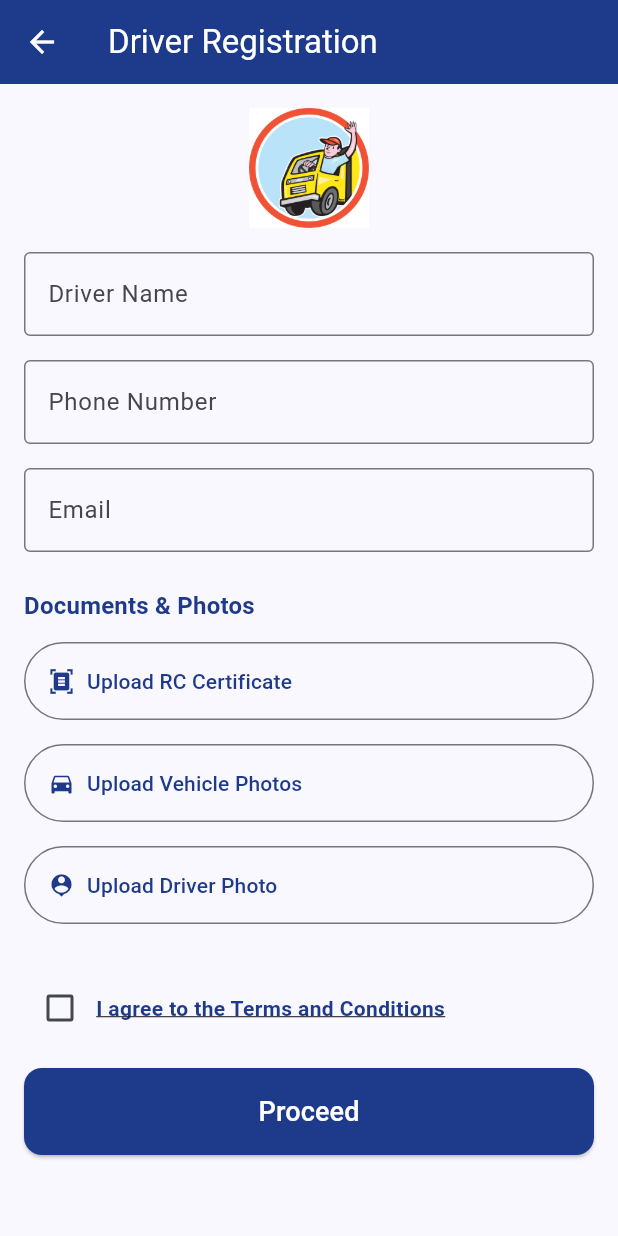
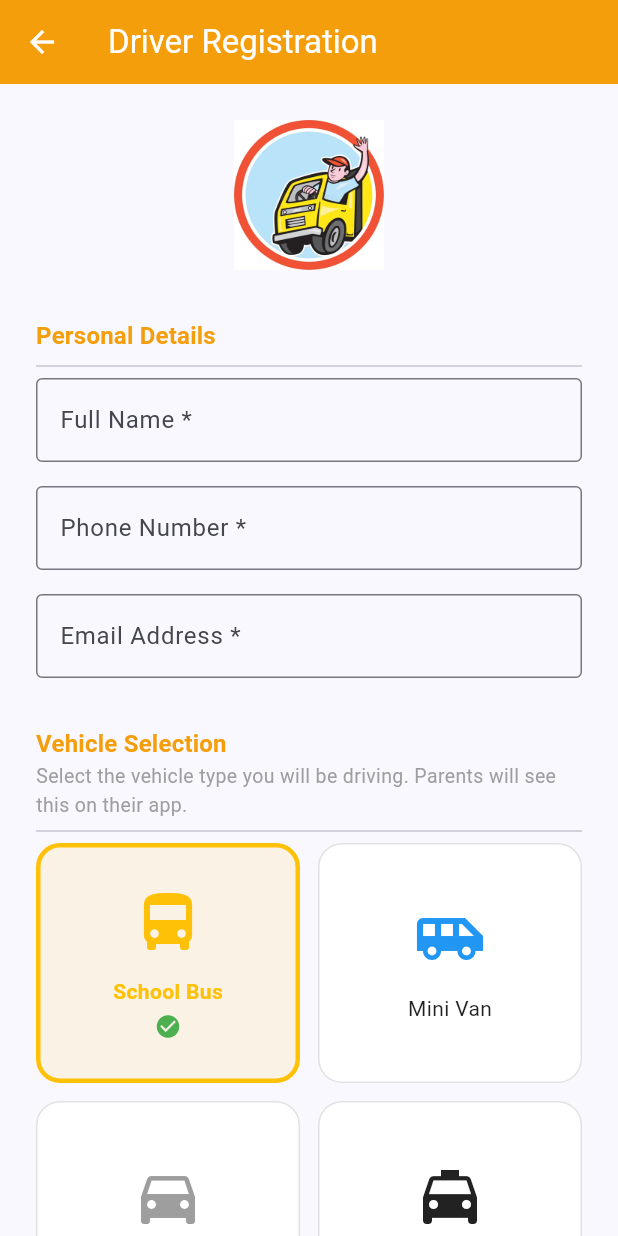
Before and after one commit to Arshad-o/KiddoCab, a Flutter app: the DriverRegisterScreen screen opened directly, on a phone screen of 412 x 824 dp. Run offline on Flutter 3.47's test engine with Material 3 defaults, Android fonts, the phone set to English and light mode, and no system bars; our stand-ins replace flutter_local_notifications, geolocator, google_maps_flutter, image_picker, supabase_flutter; missing offline and left inert: flutter_jailbreak_detection; accounts and stored records are empty.

Commit message:
Feature: Add visual vehicle type selection to driver registration

```diff
--- a/lib/screens/driver/driver_register_screen.dart
+++ b/lib/screens/driver/driver_register_screen.dart
@@ -2,7 +2,6 @@ import 'package:flutter/material.dart';
 import '../auth/otp_screen.dart';
 import '../driver_dashboard.dart';
 import '../terms_and_conditions_screen.dart';
-
 import '../../services/auth_service.dart';
 
 class DriverRegisterScreen extends StatefulWidget {
@@ -20,15 +19,23 @@ class _DriverRegisterScreenState extends State<DriverRegisterScreen> {
   final _emailController = TextEditingController();
 
   bool _acceptedTerms = false;
+  bool _isLoading = false;
+
+  String _selectedVehicle = 'School Bus';
+
+  final List<Map<String, dynamic>> _vehicleTypes = [
+    {'name': 'School Bus', 'icon': Icons.directions_bus, 'color': Colors.amber},
+    {'name': 'Mini Van', 'icon': Icons.airport_shuttle, 'color': Colors.blue},
+    {'name': 'SUV', 'icon': Icons.directions_car, 'color': Colors.grey},
+    {'name': 'Sedan', 'icon': Icons.local_taxi, 'color': Colors.black87},
+  ];
 
   Future<void> _proceed() async {
-    if (!_formKey.currentState!.validate()) {
-      return;
-    }
+    if (!_formKey.currentState!.validate()) return;
 
     if (!_acceptedTerms) {
       ScaffoldMessenger.of(context).showSnackBar(
-        const SnackBar(content: Text('Please accept the Terms and Conditions')),
+        const SnackBar(content: Text('Please accept the Terms and Conditions', style: TextStyle(color: Colors.white)), backgroundColor: Colors.red),
       );
       return;
     }
@@ -36,21 +43,27 @@ class _DriverRegisterScreenState extends State<DriverRegisterScreen> {
     final email = _emailController.text.trim();
     final phone = _phoneController.text.trim();
 
+    setState(() => _isLoading = true);
+
     if ((await AuthService.checkUserExists(email)) || (await AuthService.checkUserExists(phone))) {
+      setState(() => _isLoading = false);
+      if (mounted) {
         ScaffoldMessenger.of(context).showSnackBar(
-        const SnackBar(content: Text('User already exists with this email or phone number!')),
+          const SnackBar(content: Text('User already exists with this email or phone number!'), backgroundColor: Colors.red),
         );
+      }
       return;
     }
 
-
-
+    if (mounted) {
       ScaffoldMessenger.of(context).showSnackBar(
         const SnackBar(content: Text('Sending OTP...')),
       );
+    }
 
     final success = await AuthService.sendOtp(email);
 
+    setState(() => _isLoading = false);
     if (!mounted) return;
 
     if (success) {
@@ -59,9 +72,14 @@ class _DriverRegisterScreenState extends State<DriverRegisterScreen> {
         MaterialPageRoute(
           builder: (_) => OtpScreen(
             email: email,
-            // expectedOtp removed
             onSuccess: () {
-              AuthService.registerUser(email, phone, 'driver');
+              // Pass the selected vehicle type to the backend
+              AuthService.registerUser(
+                email,
+                phone,
+                'driver',
+                vehicleType: _selectedVehicle,
+              );
               Navigator.pushAndRemoveUntil(
                 context,
                 MaterialPageRoute(builder: (_) => const DriverDashboard()),
@@ -73,141 +91,154 @@ class _DriverRegisterScreenState extends State<DriverRegisterScreen> {
       );
     } else {
       ScaffoldMessenger.of(context).showSnackBar(
-        const SnackBar(content: Text('Failed to send OTP. Please check your email or try again.')),
+        const SnackBar(content: Text('Failed to send OTP. Please check your email.'), backgroundColor: Colors.red),
       );
     }
-  }
-
-  Widget _buildUploadButton(String label, IconData icon) {
-    return Padding(
-      padding: const EdgeInsets.only(bottom: 16.0),
-      child: OutlinedButton.icon(
-        onPressed: () {
-          ScaffoldMessenger.of(context).showSnackBar(
-            SnackBar(content: Text('Upload $label dialog opening...')),
-          );
-        },
-        icon: Icon(icon),
-        label: Text('Upload $label'),
-        style: OutlinedButton.styleFrom(
-          padding: const EdgeInsets.all(16),
-          alignment: Alignment.centerLeft,
-        ),
-      ),
-    );
   }
 
   @override
   Widget build(BuildContext context) {
     final theme = Theme.of(context);
+
     return Scaffold(
       appBar: AppBar(
         title: const Text('Driver Registration'),
-        backgroundColor: theme.colorScheme.primary,
+        backgroundColor: theme.colorScheme.secondary,
         foregroundColor: Colors.white,
       ),
-      body: SingleChildScrollView(
-        padding: const EdgeInsets.all(16.0),
+      body: _isLoading
+          ? const Center(child: CircularProgressIndicator())
+          : SingleChildScrollView(
+        padding: const EdgeInsets.all(24.0),
         child: Form(
           key: _formKey,
+          autovalidateMode: AutovalidateMode.onUserInteraction,
           child: Column(
             crossAxisAlignment: CrossAxisAlignment.stretch,
             children: [
               Center(
                 child: Image.asset(
                   'assets/images/driverimg.webp',
-                  height: 80,
+                  height: 100,
+                  errorBuilder: (context, error, stackTrace) => const Icon(Icons.drive_eta, size: 80, color: Colors.amber),
                 ),
               ),
-              const SizedBox(height: 16),
+              const SizedBox(height: 32),
+
+              Text('Personal Details', style: theme.textTheme.titleMedium?.copyWith(fontWeight: FontWeight.bold, color: theme.colorScheme.secondary)),
+              const Divider(),
               TextFormField(
                 controller: _nameController,
-                decoration: const InputDecoration(
-                  labelText: 'Driver Name',
-                  border: OutlineInputBorder(),
-                ),
-                validator: (value) => value == null || value.isEmpty ? 'Please enter your name' : null,
+                decoration: const InputDecoration(labelText: 'Full Name *', border: OutlineInputBorder()),
+                validator: (value) => value == null || value.isEmpty ? 'Required' : null,
               ),
               const SizedBox(height: 16),
               TextFormField(
                 controller: _phoneController,
-                decoration: const InputDecoration(
-                  labelText: 'Phone Number',
-                  border: OutlineInputBorder(),
-                ),
+                decoration: const InputDecoration(labelText: 'Phone Number *', border: OutlineInputBorder()),
                 keyboardType: TextInputType.phone,
-                validator: (value) => value == null || value.isEmpty ? 'Please enter your phone number' : null,
+                validator: (value) => value == null || value.isEmpty ? 'Required' : null,
               ),
               const SizedBox(height: 16),
               TextFormField(
                 controller: _emailController,
-                decoration: const InputDecoration(
-                  labelText: 'Email',
-                  border: OutlineInputBorder(),
-                ),
+                decoration: const InputDecoration(labelText: 'Email Address *', border: OutlineInputBorder()),
                 keyboardType: TextInputType.emailAddress,
                 validator: (value) {
-                  if (value == null || value.isEmpty) return 'Please enter your email';
-                  if (!value.contains('@')) return 'Please enter a valid email';
+                  if (value == null || value.isEmpty) return 'Required';
+                  if (!value.contains('@')) return 'Invalid email';
                   return null;
                 },
               ),
-              const SizedBox(height: 24),
-              Text(
-                'Documents & Photos',
-                style: theme.textTheme.titleMedium?.copyWith(
-                  color: theme.colorScheme.primary,
-                  fontWeight: FontWeight.bold,
+              const SizedBox(height: 32),
+
+              Text('Vehicle Selection', style: theme.textTheme.titleMedium?.copyWith(fontWeight: FontWeight.bold, color: theme.colorScheme.secondary)),
+              const Text('Select the vehicle type you will be driving. Parents will see this on their app.', style: TextStyle(color: Colors.grey, fontSize: 13)),
+              const Divider(),
+
+              GridView.builder(
+                shrinkWrap: true,
+                physics: const NeverScrollableScrollPhysics(),
+                gridDelegate: const SliverGridDelegateWithFixedCrossAxisCount(
+                  crossAxisCount: 2,
+                  crossAxisSpacing: 12,
+                  mainAxisSpacing: 12,
+                  childAspectRatio: 1.1,
+                ),
+                itemCount: _vehicleTypes.length,
+                itemBuilder: (context, index) {
+                  final vehicle = _vehicleTypes[index];
+                  final isSelected = _selectedVehicle == vehicle['name'];
+
+                  return GestureDetector(
+                    onTap: () {
+                      setState(() {
+                        _selectedVehicle = vehicle['name'];
+                      });
+                    },
+                    child: Container(
+                      decoration: BoxDecoration(
+                        color: isSelected ? vehicle['color'].withOpacity(0.1) : Colors.white,
+                        borderRadius: BorderRadius.circular(16),
+                        border: Border.all(
+                          color: isSelected ? vehicle['color'] : Colors.grey.withOpacity(0.3),
+                          width: isSelected ? 3 : 1,
                         ),
                       ),
+                      child: Column(
+                        mainAxisAlignment: MainAxisAlignment.center,
+                        children: [
+                          Icon(vehicle['icon'], size: 48, color: vehicle['color']),
                           const SizedBox(height: 12),
-              _buildUploadButton('RC Certificate', Icons.document_scanner),
-              _buildUploadButton('Vehicle Photos', Icons.directions_car),
-              _buildUploadButton('Driver Photo', Icons.person_pin),
-              const SizedBox(height: 16),
+                          Text(
+                            vehicle['name'],
+                            style: TextStyle(
+                              fontWeight: isSelected ? FontWeight.bold : FontWeight.normal,
+                              color: isSelected ? vehicle['color'] : Colors.black87,
+                            ),
+                          ),
+                          if (isSelected)
+                            const Padding(
+                              padding: EdgeInsets.only(top: 4.0),
+                              child: Icon(Icons.check_circle, color: Colors.green, size: 18),
+                            )
+                        ],
+                      ),
+                    ),
+                  );
+                },
+              ),
+
+              const SizedBox(height: 32),
               Row(
                 children: [
                   Checkbox(
                     value: _acceptedTerms,
-                    onChanged: (val) {
-                      setState(() {
-                        _acceptedTerms = val ?? false;
-                      });
-                    },
+                    onChanged: (val) => setState(() => _acceptedTerms = val ?? false),
+                    activeColor: theme.colorScheme.secondary,
                   ),
                   Expanded(
                     child: GestureDetector(
                       onTap: () {
-                        Navigator.push(
-                          context,
-                          MaterialPageRoute(builder: (_) => const TermsAndConditionsScreen()),
-                        );
+                        Navigator.push(context, MaterialPageRoute(builder: (_) => const TermsAndConditionsScreen()));
                       },
-                      child: Text(
-                        'I agree to the Terms and Conditions',
-                        style: TextStyle(
-                          color: theme.colorScheme.primary,
-                          decoration: TextDecoration.underline,
-                          fontWeight: FontWeight.bold,
+                      child: const Text('I accept the Terms and Conditions', style: TextStyle(decoration: TextDecoration.underline, color: Colors.blue)),
                     ),
-                      ),
-                    ),
-                  ),
+                  )
                 ],
               ),
-              const SizedBox(height: 16),
+              const SizedBox(height: 24),
               ElevatedButton(
                 onPressed: _proceed,
                 style: ElevatedButton.styleFrom(
-                  backgroundColor: theme.colorScheme.primary,
+                  backgroundColor: theme.colorScheme.secondary,
                   foregroundColor: Colors.white,
                   padding: const EdgeInsets.symmetric(vertical: 16),
-                  shape: RoundedRectangleBorder(
-                    borderRadius: BorderRadius.circular(12),
+                  shape: RoundedRectangleBorder(borderRadius: BorderRadius.circular(12)),
                 ),
+                child: const Text('Register & Verify', style: TextStyle(fontSize: 18)),
               ),
-                child: const Text('Proceed', style: TextStyle(fontSize: 18)),
-              ),
+              const SizedBox(height: 32),
             ],
           ),
         ),
--- a/lib/services/auth_service.dart
+++ b/lib/services/auth_service.dart
@@ -13,16 +13,19 @@ class AuthService {
     return response.isNotEmpty;
   }
 
-  static Future<void> registerUser(String email, String phone, String role, {String? childName}) async {
+  static Future<void> registerUser(String email, String phone, String role, {String? childName, String? vehicleType}) async {
     final supabase = Supabase.instance.client;
     if (childName != null) currentChildName = childName;
     try {
-      await supabase.from('users').insert({
+      final data = {
         'email': email.toLowerCase(),
         'phone': phone,
         'role': role,
-        'child_name': childName,
-      });
+      };
+      if (childName != null) data['child_name'] = childName;
+      if (vehicleType != null) data['vehicle_type'] = vehicleType;
+
+      await supabase.from('users').insert(data);
     } catch (e) {
       print('Error saving to Supabase: $e');
     }
```
Lines whose indentation alone changed are shown as unchanged.
